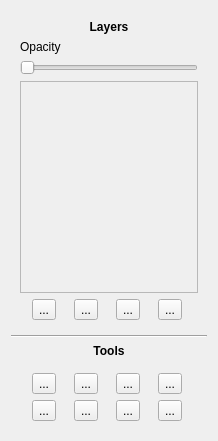
The window that oat/views/ui_toolbox.ui (Oli4/oat) describes before a commit, drawn with Qt 5.
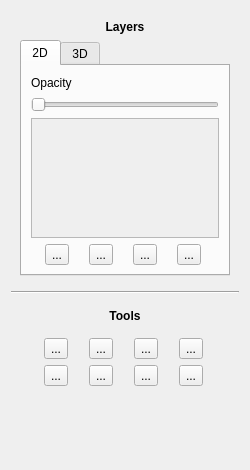
The same window after the commit. The open tabs and pages were chosen to show the change. Icons and pictures are not drawn.

Commit message: Resources work; Toolbox LayerEntries added; TabView for 2D/3D Layers

Patch:
```diff
--- a/oat/views/ui_toolbox.ui
+++ b/oat/views/ui_toolbox.ui
@@ -6,10 +6,16 @@
    <rect>
     <x>0</x>
     <y>0</y>
-    <width>218</width>
-    <height>441</height>
+    <width>250</width>
+    <height>470</height>
    </rect>
   </property>
+  <property name="minimumSize">
+   <size>
+    <width>250</width>
+    <height>470</height>
+   </size>
+  </property>
   <property name="windowTitle">
    <string>Form</string>
   </property>
@@ -36,40 +42,187 @@
         </property>
        </widget>
       </item>
+      <item alignment="Qt::AlignTop">
+       <widget class="QTabWidget" name="tabWidget">
+        <property name="currentIndex">
+         <number>1</number>
+        </property>
+        <widget class="QWidget" name="layers2d">
+         <attribute name="title">
+          <string>2D</string>
+         </attribute>
+         <layout class="QVBoxLayout" name="verticalLayout_3">
       <item>
-       <widget class="QLabel" name="label">
+           <widget class="QLabel" name="opacitySliderLabel_2d">
         <property name="text">
          <string>Opacity</string>
         </property>
        </widget>
       </item>
       <item>
-       <widget class="QSlider" name="opacitySlider">
+           <widget class="QSlider" name="opacitySlider_2d">
         <property name="orientation">
          <enum>Qt::Horizontal</enum>
         </property>
        </widget>
       </item>
+          <item alignment="Qt::AlignTop">
+           <widget class="QScrollArea" name="scrollArea_2d">
+            <property name="minimumSize">
+             <size>
+              <width>0</width>
+              <height>120</height>
+             </size>
+            </property>
+            <property name="horizontalScrollBarPolicy">
+             <enum>Qt::ScrollBarAlwaysOff</enum>
+            </property>
+            <property name="widgetResizable">
+             <bool>true</bool>
+            </property>
+            <widget class="QWidget" name="scrollAreaWidgetContents_2d">
+             <property name="geometry">
+              <rect>
+               <x>0</x>
+               <y>0</y>
+               <width>190</width>
+               <height>118</height>
+              </rect>
+             </property>
+             <layout class="QVBoxLayout" name="verticalLayout_4">
       <item>
-       <widget class="QScrollArea" name="scrollArea">
+               <layout class="QVBoxLayout" name="ScrollAreaLayout_2d"/>
+              </item>
+             </layout>
+            </widget>
+           </widget>
+          </item>
+          <item>
+           <layout class="QHBoxLayout" name="horizontalLayout_2d">
+            <item>
+             <widget class="QToolButton" name="addButton_2d">
+              <property name="text">
+               <string>...</string>
+              </property>
+              <property name="icon">
+               <iconset resource="resources.qrc">
+                <normaloff>:/icons/icons/baseline-add_circle-24px.svg</normaloff>:/icons/icons/baseline-add_circle-24px.svg</iconset>
+              </property>
+              <property name="iconSize">
+               <size>
+                <width>24</width>
+                <height>24</height>
+               </size>
+              </property>
+             </widget>
+            </item>
+            <item>
+             <widget class="QToolButton" name="upButton_2d">
+              <property name="text">
+               <string>...</string>
+              </property>
+              <property name="icon">
+               <iconset resource="resources.qrc">
+                <normaloff>:/icons/icons/baseline-arrow_upward-24px.svg</normaloff>:/icons/icons/baseline-arrow_upward-24px.svg</iconset>
+              </property>
+              <property name="iconSize">
+               <size>
+                <width>24</width>
+                <height>24</height>
+               </size>
+              </property>
+             </widget>
+            </item>
+            <item>
+             <widget class="QToolButton" name="downButton_2d">
+              <property name="text">
+               <string>...</string>
+              </property>
+              <property name="icon">
+               <iconset resource="resources.qrc">
+                <normaloff>:/icons/icons/baseline-arrow_downward-24px.svg</normaloff>:/icons/icons/baseline-arrow_downward-24px.svg</iconset>
+              </property>
+              <property name="iconSize">
+               <size>
+                <width>24</width>
+                <height>24</height>
+               </size>
+              </property>
+             </widget>
+            </item>
+            <item>
+             <widget class="QToolButton" name="deleteButton_2d">
+              <property name="text">
+               <string>...</string>
+              </property>
+              <property name="icon">
+               <iconset resource="resources.qrc">
+                <normaloff>:/icons/icons/baseline-delete-24px.svg</normaloff>:/icons/icons/baseline-delete-24px.svg</iconset>
+              </property>
+              <property name="iconSize">
+               <size>
+                <width>24</width>
+                <height>24</height>
+               </size>
+              </property>
+             </widget>
+            </item>
+           </layout>
+          </item>
+         </layout>
+        </widget>
+        <widget class="QWidget" name="layers3d">
+         <attribute name="title">
+          <string>3D</string>
+         </attribute>
+         <layout class="QVBoxLayout" name="verticalLayout_6">
+          <item>
+           <widget class="QLabel" name="opacitySliderLabel_3d">
+            <property name="text">
+             <string>Opacity</string>
+            </property>
+           </widget>
+          </item>
+          <item>
+           <widget class="QSlider" name="opacitySlider_3d">
+            <property name="orientation">
+             <enum>Qt::Horizontal</enum>
+            </property>
+           </widget>
+          </item>
+          <item alignment="Qt::AlignTop">
+           <widget class="QScrollArea" name="scrollArea_3d">
+            <property name="minimumSize">
+             <size>
+              <width>0</width>
+              <height>120</height>
+             </size>
+            </property>
+            <property name="horizontalScrollBarPolicy">
+             <enum>Qt::ScrollBarAlwaysOff</enum>
+            </property>
         <property name="widgetResizable">
          <bool>true</bool>
         </property>
-        <widget class="QWidget" name="scrollAreaWidgetContents">
+            <widget class="QWidget" name="scrollAreaWidgetContents_3d">
          <property name="geometry">
           <rect>
            <x>0</x>
            <y>0</y>
-           <width>180</width>
-           <height>180</height>
-          </rect>
-         </property>
-         <layout class="QVBoxLayout" name="verticalLayout_4"/>
+               <width>190</width>
+               <height>118</height>
+              </rect>
+             </property>
+             <layout class="QVBoxLayout" name="verticalLayout_5">
+              <item>
+               <layout class="QVBoxLayout" name="ScrollAreaLayout_3d"/>
+              </item>
+             </layout>
         </widget>
        </widget>
       </item>
       <item>
-       <layout class="QHBoxLayout" name="horizontalLayout">
+           <layout class="QHBoxLayout" name="horizontalLayout_3d">
         <item>
          <widget class="QToolButton" name="addButton">
           <property name="text">
@@ -85,6 +238,9 @@
             <height>24</height>
            </size>
           </property>
+              <property name="arrowType">
+               <enum>Qt::NoArrow</enum>
+              </property>
          </widget>
         </item>
         <item>
@@ -139,6 +295,10 @@
          </widget>
         </item>
        </layout>
+          </item>
+         </layout>
+        </widget>
+       </widget>
       </item>
      </layout>
     </widget>
@@ -150,8 +310,17 @@
      </property>
     </widget>
    </item>
+   <item alignment="Qt::AlignTop">
+    <widget class="QWidget" name="widget_3" native="true">
+     <layout class="QVBoxLayout" name="verticalLayout_7">
    <item>
     <widget class="QLabel" name="label_2">
+        <property name="minimumSize">
+         <size>
+          <width>0</width>
+          <height>0</height>
+         </size>
+        </property>
      <property name="font">
       <font>
        <weight>75</weight>
@@ -282,6 +451,9 @@
    </item>
   </layout>
  </widget>
+   </item>
+  </layout>
+ </widget>
  <resources>
   <include location="../images/icons.qrc"/>
  </resources>
```
Left out of the diff: 30 changed lines with no effect on the pictures. Lines whose indentation alone changed are shown as unchanged. The commit also changes 39 other files.
